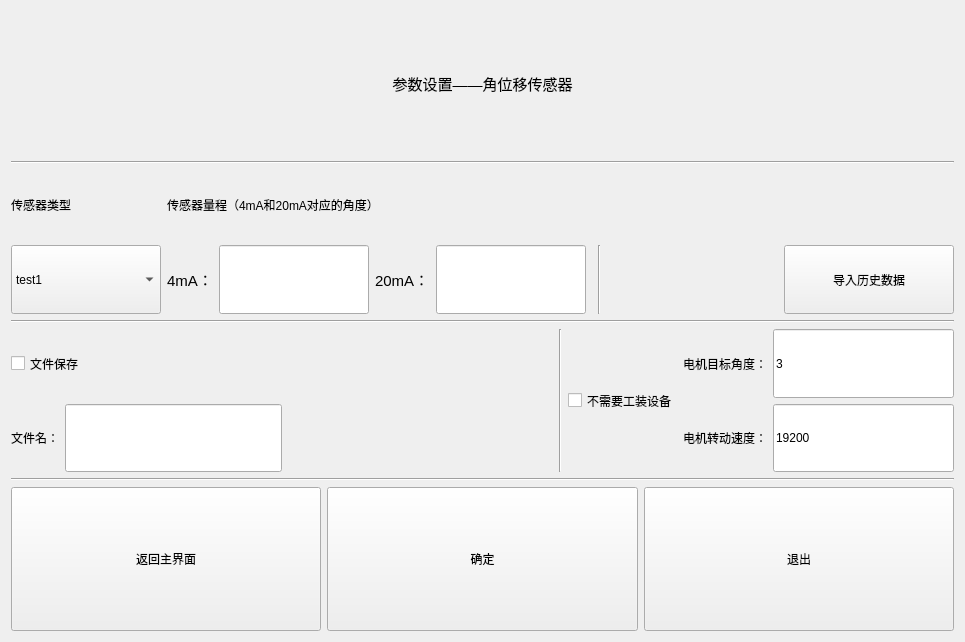
Qt form ui_param/paramwin_anglesensor.ui (Dirck-YHP/Proj_sensor_detect) before a commit.
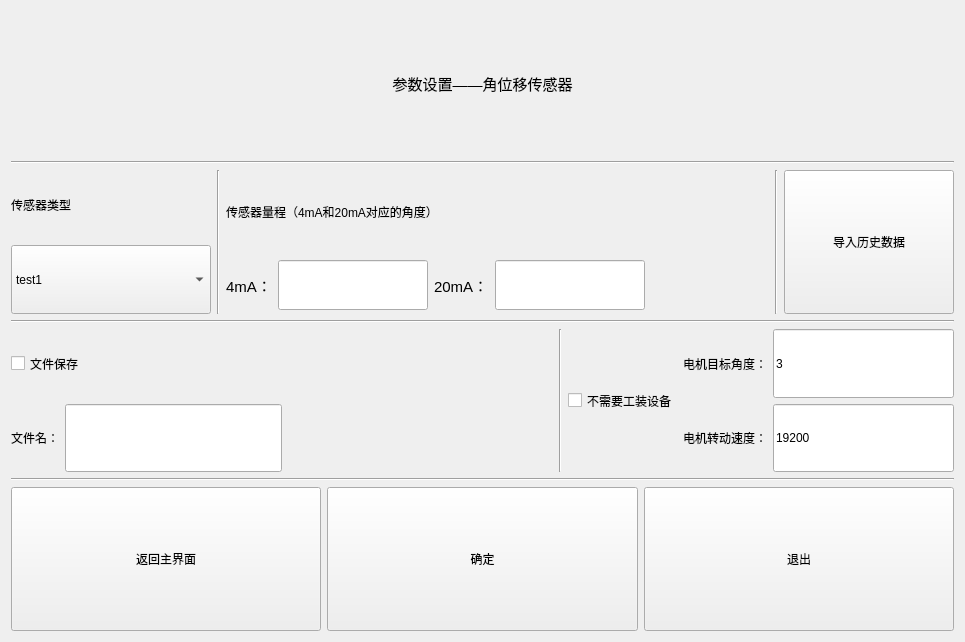
The same form after that commit.

The edit to the form file:
```diff
--- a/ui_param/paramwin_anglesensor.ui
+++ b/ui_param/paramwin_anglesensor.ui
@@ -86,7 +86,7 @@
            </property>
            <property name="minimumSize">
             <size>
-             <width>150</width>
+             <width>200</width>
              <height>50</height>
             </size>
            </property>
@@ -104,6 +104,16 @@
          </item>
         </layout>
        </item>
+       <item>
+        <widget class="Line" name="line_7">
+         <property name="styleSheet">
+          <string notr="true">background-color: rgb（255,255,255）</string>
+         </property>
+         <property name="orientation">
+          <enum>Qt::Vertical</enum>
+         </property>
+        </widget>
+       </item>
        <item>
         <layout class="QVBoxLayout" name="verticalLayout">
          <item>
@@ -209,16 +219,6 @@
              </item>
             </layout>
            </item>
-           <item>
-            <widget class="Line" name="line_6">
-             <property name="styleSheet">
-              <string notr="true">background-color: rgb（255,255,255）</string>
-             </property>
-             <property name="orientation">
-              <enum>Qt::Vertical</enum>
-             </property>
-            </widget>
-           </item>
            <item>
             <spacer name="horizontalSpacer_5">
              <property name="orientation">
@@ -232,6 +232,20 @@
              </property>
             </spacer>
            </item>
+          </layout>
+         </item>
+        </layout>
+       </item>
+       <item>
+        <widget class="Line" name="line_6">
+         <property name="styleSheet">
+          <string notr="true">background-color: rgb（255,255,255）</string>
+         </property>
+         <property name="orientation">
+          <enum>Qt::Vertical</enum>
+         </property>
+        </widget>
+       </item>
            <item>
             <widget class="QPushButton" name="btn_load_data">
              <property name="sizePolicy">
@@ -256,10 +270,6 @@
               <string>导入历史数据</string>
              </property>
             </widget>
-           </item>
-          </layout>
-         </item>
-        </layout>
        </item>
       </layout>
      </item>
```
Lines whose indentation alone changed are shown as unchanged.
